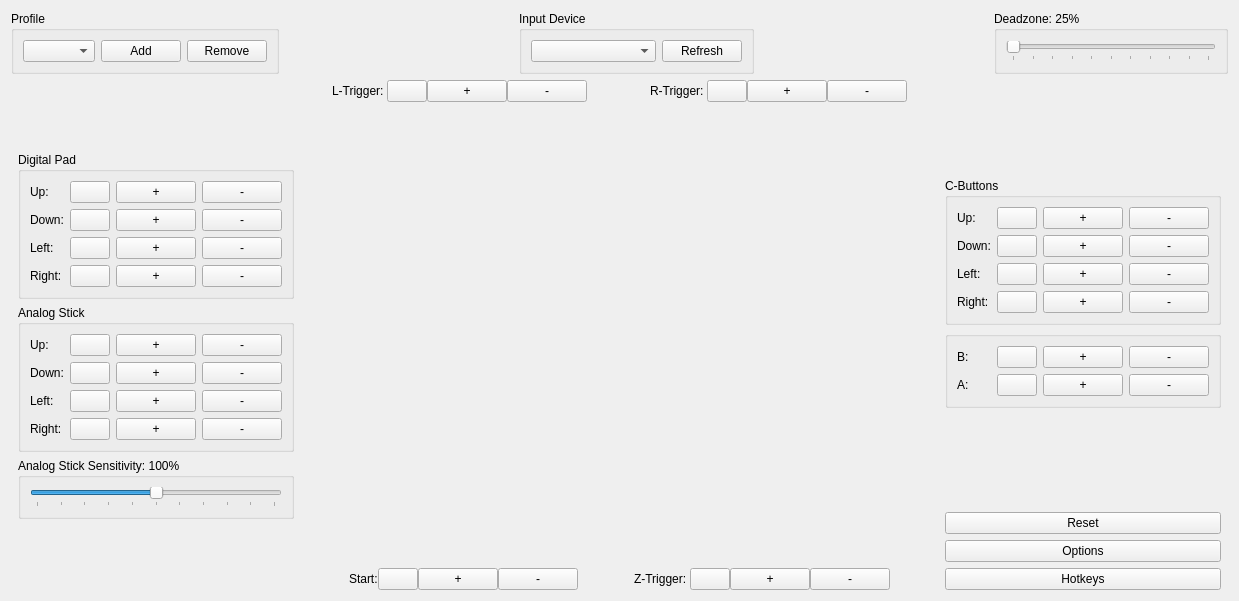
Before: the Qt Designer form Source/RMG-Input/UserInterface/Widget/ControllerWidget.ui in Rosalie241/RMG, drawn with Qt 5.
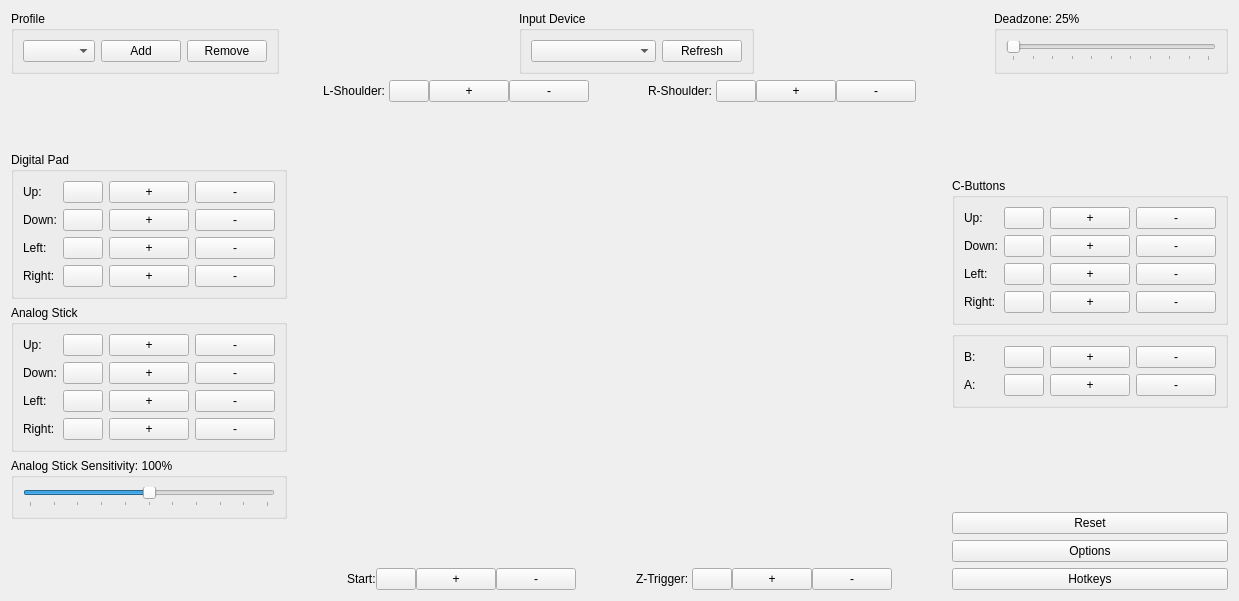
After: the same form once the commit is applied. Custom widgets are drawn as their Qt base class.

Commit message: RMG-Input: {Left,Right}Trigger -> {Left,Right}Shoulder

Diff of the .ui file:
```diff
--- a/Source/RMG-Input/UserInterface/Widget/ControllerWidget.ui
+++ b/Source/RMG-Input/UserInterface/Widget/ControllerWidget.ui
@@ -678,7 +678,7 @@
            <item>
             <widget class="QLabel" name="label_3">
              <property name="text">
-              <string>L-Trigger: </string>
+              <string>L-Shoulder: </string>
              </property>
             </widget>
            </item>
@@ -736,7 +736,7 @@
            <item>
             <widget class="QLabel" name="label_6">
              <property name="text">
-              <string>R-Trigger: </string>
+              <string>R-Shoulder: </string>
              </property>
             </widget>
            </item>
```
Left out of the diff: 54 changed lines with no effect on the pictures. The commit also changes 7 other files.
